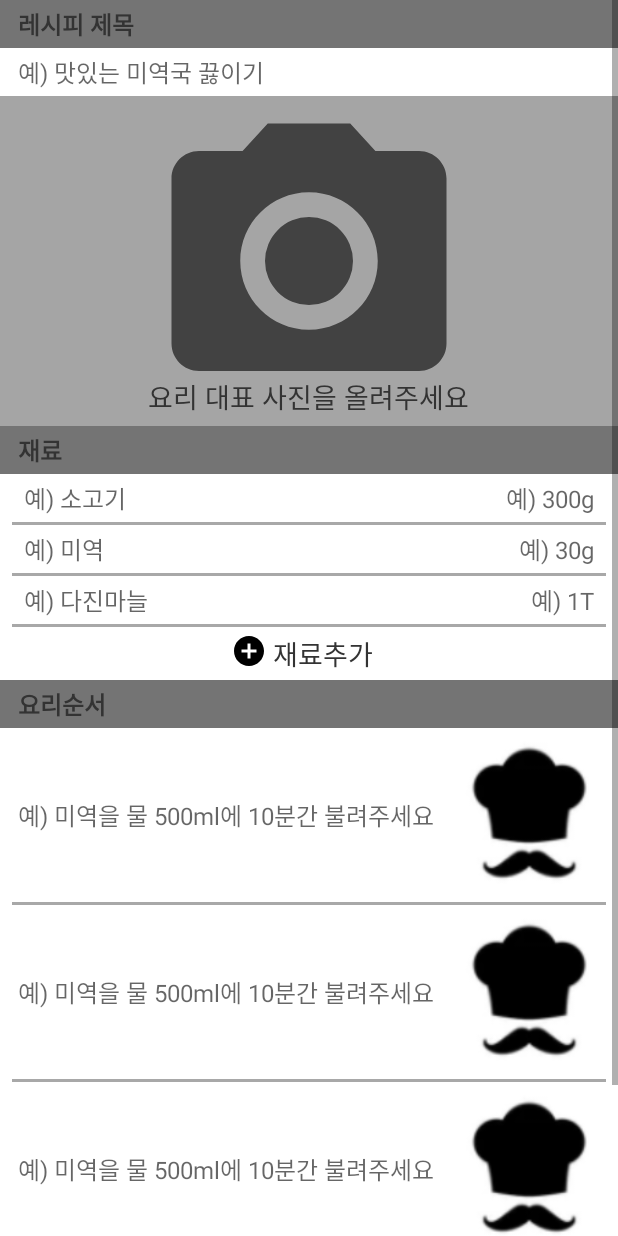
After one commit to mky1428/OwnCook1, an Android app: the MyRecipeActivity screen opened directly, with no data from a screen before it, on a phone screen of 412 x 824 dp. The commit adds this screen. Run offline under Robolectric (Android 15) with nearby library versions, the phone set to English and light mode, and no system bars.

Commit message:
MyRecipeActivity xml 작업

```diff
--- a/app/src/main/java/com/mky1428/owncook1/MainActivity.java
+++ b/app/src/main/java/com/mky1428/owncook1/MainActivity.java
@@ -3,7 +3,9 @@ package com.mky1428.owncook1;
 import androidx.appcompat.app.AppCompatActivity;
 import androidx.fragment.app.FragmentManager;
 
+import android.content.Intent;
 import android.os.Bundle;
+import android.view.View;
 
 public class MainActivity extends AppCompatActivity {
 
@@ -26,4 +28,8 @@ public class MainActivity extends AppCompatActivity {
 
     }
 
+    public void clickMyrecipe(View view) {
+        Intent intent = new Intent(this, MyRecipeActivity.class);
+        startActivity(intent);
+    }
 }
--- /dev/null
+++ b/app/src/main/java/com/mky1428/owncook1/MyRecipeActivity.java
@@ -0,0 +1,14 @@
+package com.mky1428.owncook1;
+
+import androidx.appcompat.app.AppCompatActivity;
+
+import android.os.Bundle;
+
+public class MyRecipeActivity extends AppCompatActivity {
+
+    @Override
+    protected void onCreate(Bundle savedInstanceState) {
+        super.onCreate(savedInstanceState);
+        setContentView(R.layout.activity_my_recipe);
+    }
+}
--- /dev/null
+++ b/app/src/main/res/drawable/ic_baseline_add_circle_24.xml
@@ -0,0 +1,10 @@
+<vector xmlns:android="http://schemas.android.com/apk/res/android"
+    android:width="24dp"
+    android:height="24dp"
+    android:viewportWidth="24"
+    android:viewportHeight="24"
+    android:tint="?attr/colorControlNormal">
+  <path
+      android:fillColor="@android:color/white"
+      android:pathData="M12,2C6.48,2 2,6.48 2,12s4.48,10 10,10 10,-4.48 10,-10S17.52,2 12,2zM17,13h-4v4h-2v-4L7,13v-2h4L11,7h2v4h4v2z"/>
+</vector>
--- /dev/null
+++ b/app/src/main/res/drawable/ic_baseline_photo_camera3_24.xml
@@ -0,0 +1,6 @@
+<vector android:height="12dp" android:tint="#424242"
+    android:viewportHeight="24" android:viewportWidth="24"
+    android:width="12dp" xmlns:android="http://schemas.android.com/apk/res/android">
+    <path android:fillColor="@android:color/white" android:pathData="M12,12m-3.2,0a3.2,3.2 0,1 1,6.4 0a3.2,3.2 0,1 1,-6.4 0"/>
+    <path android:fillColor="@android:color/white" android:pathData="M9,2L7.17,4L4,4c-1.1,0 -2,0.9 -2,2v12c0,1.1 0.9,2 2,2h16c1.1,0 2,-0.9 2,-2L22,6c0,-1.1 -0.9,-2 -2,-2h-3.17L15,2L9,2zM12,17c-2.76,0 -5,-2.24 -5,-5s2.24,-5 5,-5 5,2.24 5,5 -2.24,5 -5,5z"/>
+</vector>
--- a/app/src/main/res/layout/activity_main.xml
+++ b/app/src/main/res/layout/activity_main.xml
@@ -63,6 +63,7 @@
         android:backgroundTint="@color/white"
         android:textColor="@color/black"
         android:textStyle="bold"
+        android:onClick="clickMyrecipe"
         />
 
     <com.google.android.material.bottomnavigation.BottomNavigationView
--- /dev/null
+++ b/app/src/main/res/layout/activity_my_recipe.xml
@@ -0,0 +1,377 @@
+<?xml version="1.0" encoding="utf-8"?>
+<LinearLayout xmlns:android="http://schemas.android.com/apk/res/android"
+    xmlns:app="http://schemas.android.com/apk/res-auto"
+    xmlns:tools="http://schemas.android.com/tools"
+    android:layout_width="match_parent"
+    android:layout_height="match_parent"
+    android:orientation="vertical"
+    tools:context=".MyRecipeActivity">
+
+    <ScrollView
+        android:layout_width="match_parent"
+        android:layout_height="match_parent"
+        >
+
+        <LinearLayout
+            android:layout_width="match_parent"
+            android:layout_height="match_parent"
+            android:orientation="vertical">
+
+            <TextView
+                android:layout_width="match_parent"
+                android:layout_height="wrap_content"
+                android:text="  레시피 제목"
+                android:background="#AD333333"
+                android:textColor="#ff333333"
+                android:textSize="16sp"
+                android:textStyle="bold"
+                android:padding="4dp"
+                />
+
+            <EditText
+                android:layout_width="match_parent"
+                android:layout_height="wrap_content"
+                android:hint="  예) 맛있는 미역국 끓이기"
+                android:background="@android:color/transparent"
+                android:inputType="text"
+                android:textSize="16sp"
+                android:padding="4dp"
+                />
+
+            <RelativeLayout
+                android:layout_width="match_parent"
+                android:layout_height="220dp">
+
+                <ImageView
+                    android:id="@+id/iv"
+                    android:layout_width="match_parent"
+                    android:layout_height="220dp"
+                    android:background="#70333333"
+                    android:src="@drawable/ic_baseline_photo_camera3_24"
+                    />
+
+                <TextView
+                    android:layout_width="wrap_content"
+                    android:layout_height="wrap_content"
+                    android:text="요리 대표 사진을 올려주세요"
+                    android:layout_centerHorizontal="true"
+                    android:layout_alignParentBottom="true"
+                    android:layout_marginBottom="6dp"
+                    android:textSize="18sp"
+                    android:textColor="#ff333333"
+                    />
+
+            </RelativeLayout>
+
+            <TextView
+                android:layout_width="match_parent"
+                android:layout_height="wrap_content"
+                android:text="  재료"
+                android:background="#AD333333"
+                android:textColor="#ff333333"
+                android:textSize="16sp"
+                android:textStyle="bold"
+                android:padding="4dp"
+                />
+
+            <LinearLayout
+                android:layout_width="match_parent"
+                android:layout_height="wrap_content"
+                android:orientation="horizontal">
+
+                <EditText
+                    android:layout_width="match_parent"
+                    android:layout_height="wrap_content"
+                    android:hint="   예) 소고기"
+                    android:background="@android:color/transparent"
+                    android:inputType="text"
+                    android:textSize="16sp"
+                    android:layout_gravity="left"
+                    android:layout_weight="1"
+                    android:padding="4dp"
+                    />
+
+                <EditText
+                    android:layout_width="match_parent"
+                    android:layout_height="wrap_content"
+                    android:hint="예) 300g   "
+                    android:background="@android:color/transparent"
+                    android:inputType="text"
+                    android:textSize="16sp"
+                    android:layout_gravity="right"
+                    android:gravity="right"
+                    android:layout_weight="1"
+                    android:padding="4dp"
+                    />
+
+            </LinearLayout>
+
+            <View
+                android:layout_width="match_parent"
+                android:layout_height="2dp"
+                android:background="#57000000"
+                android:layout_marginLeft="8dp"
+                android:layout_marginRight="8dp"
+                />
+
+            <LinearLayout
+                android:layout_width="match_parent"
+                android:layout_height="wrap_content"
+                android:orientation="horizontal">
+
+                <EditText
+                    android:layout_width="match_parent"
+                    android:layout_height="wrap_content"
+                    android:hint="   예) 미역"
+                    android:background="@android:color/transparent"
+                    android:inputType="text"
+                    android:textSize="16sp"
+                    android:layout_gravity="left"
+                    android:layout_weight="1"
+                    android:padding="4dp"
+                    />
+
+                <EditText
+                    android:layout_width="match_parent"
+                    android:layout_height="wrap_content"
+                    android:hint="예) 30g   "
+                    android:background="@android:color/transparent"
+                    android:inputType="text"
+                    android:textSize="16sp"
+                    android:layout_gravity="right"
+                    android:gravity="right"
+                    android:layout_weight="1"
+                    android:padding="4dp"
+                    />
+
+            </LinearLayout>
+
+            <View
+                android:layout_width="match_parent"
+                android:layout_height="2dp"
+                android:background="#57000000"
+                android:layout_marginLeft="8dp"
+                android:layout_marginRight="8dp"
+                />
+
+            <LinearLayout
+                android:layout_width="match_parent"
+                android:layout_height="wrap_content"
+                android:orientation="horizontal">
+
+                <EditText
+                    android:layout_width="match_parent"
+                    android:layout_height="wrap_content"
+                    android:hint="   예) 다진마늘"
+                    android:background="@android:color/transparent"
+                    android:inputType="text"
+                    android:textSize="16sp"
+                    android:layout_gravity="left"
+                    android:layout_weight="1"
+                    android:padding="4dp"
+                    />
+
+                <EditText
+                    android:layout_width="match_parent"
+                    android:layout_height="wrap_content"
+                    android:hint="예) 1T   "
+                    android:background="@android:color/transparent"
+                    android:inputType="text"
+                    android:textSize="16sp"
+                    android:layout_gravity="right"
+                    android:gravity="right"
+                    android:layout_weight="1"
+                    android:padding="4dp"
+                    />
+
+            </LinearLayout>
+
+            <View
+                android:layout_width="match_parent"
+                android:layout_height="2dp"
+                android:background="#57000000"
+                android:layout_marginLeft="8dp"
+                android:layout_marginRight="8dp"
+                />
+
+            <RelativeLayout
+                android:layout_width="match_parent"
+                android:layout_height="wrap_content"
+                android:padding="4dp">
+
+                <ImageView
+                    android:id="@+id/iv_add"
+                    android:layout_width="wrap_content"
+                    android:layout_height="wrap_content"
+                    android:src="@drawable/ic_baseline_add_circle_24"
+                    android:layout_marginLeft="150dp"
+                    app:tint="@color/black" />
+
+                <TextView
+                    android:layout_width="wrap_content"
+                    android:layout_height="wrap_content"
+                    android:text="재료추가"
+                    android:layout_toRightOf="@id/iv_add"
+                    android:textSize="18sp"
+                    android:layout_marginLeft="4dp"
+                    android:textColor="#ff333333"
+                    />
+
+            </RelativeLayout>
+
+            <TextView
+                android:layout_width="match_parent"
+                android:layout_height="wrap_content"
+                android:text="  요리순서"
+                android:background="#AD333333"
+                android:textColor="#ff333333"
+                android:textSize="16sp"
+                android:textStyle="bold"
+                android:padding="4dp"
+                />
+
+            <LinearLayout
+                android:layout_width="match_parent"
+                android:layout_height="wrap_content"
+                android:orientation="horizontal"
+                android:padding="8dp">
+
+                <EditText
+                    android:layout_width="match_parent"
+                    android:layout_height="100dp"
+                    android:hint="예) 미역을 물 500ml에 10분간 불려주세요"
+                    android:background="@android:color/transparent"
+                    android:inputType="textMultiLine"
+                    android:textSize="16sp"
+                    android:layout_gravity="left"
+                    android:layout_weight="1"
+                    android:padding="4dp"
+                    android:layout_marginRight="8dp"
+                    />
+
+                <ImageView
+                    android:layout_width="100dp"
+                    android:layout_height="100dp"
+                    android:src="@drawable/logoimage"
+                    />
+
+            </LinearLayout>
+
+            <View
+                android:layout_width="match_parent"
+                android:layout_height="2dp"
+                android:background="#57000000"
+                android:layout_marginLeft="8dp"
+                android:layout_marginRight="8dp"
+                />
+
+            <LinearLayout
+                android:layout_width="match_parent"
+                android:layout_height="wrap_content"
+                android:orientation="horizontal"
+                android:padding="8dp">
+
+                <EditText
+                    android:layout_width="match_parent"
+                    android:layout_height="100dp"
+                    android:hint="예) 미역을 물 500ml에 10분간 불려주세요"
+                    android:background="@android:color/transparent"
+                    android:inputType="textMultiLine"
+                    android:textSize="16sp"
+                    android:layout_gravity="left"
+                    android:layout_weight="1"
+                    android:padding="4dp"
+                    android:layout_marginRight="8dp"
+                    />
+
+                <ImageView
+                    android:layout_width="100dp"
+                    android:layout_height="100dp"
+                    android:src="@drawable/logoimage"
+                    />
+
+            </LinearLayout>
+
+            <View
+                android:layout_width="match_parent"
+                android:layout_height="2dp"
+                android:background="#57000000"
+                android:layout_marginLeft="8dp"
+                android:layout_marginRight="8dp"
+                />
+
+            <LinearLayout
+                android:layout_width="match_parent"
+                android:layout_height="wrap_content"
+                android:orientation="horizontal"
+                android:padding="8dp">
+
+                <EditText
+                    android:layout_width="match_parent"
+                    android:layout_height="100dp"
+                    android:hint="예) 미역을 물 500ml에 10분간 불려주세요"
+                    android:background="@android:color/transparent"
+                    android:inputType="textMultiLine"
+                    android:textSize="16sp"
+                    android:layout_gravity="left"
+                    android:layout_weight="1"
+                    android:padding="4dp"
+                    android:layout_marginRight="8dp"
+                    />
+
+                <ImageView
+                    android:layout_width="100dp"
+                    android:layout_height="100dp"
+                    android:src="@drawable/logoimage"
+                    />
+
+            </LinearLayout>
+
+            <View
+                android:layout_width="match_parent"
+                android:layout_height="2dp"
+                android:background="#57000000"
+                android:layout_marginLeft="8dp"
+                android:layout_marginRight="8dp"
+                />
+
+            <RelativeLayout
+                android:layout_width="match_parent"
+                android:layout_height="wrap_content"
+                android:padding="4dp">
+
+                <ImageView
+                    android:id="@+id/iv_add2"
+                    android:layout_width="wrap_content"
+                    android:layout_height="wrap_content"
+                    android:src="@drawable/ic_baseline_add_circle_24"
+                    android:layout_marginLeft="150dp"
+                    app:tint="@color/black" />
+
+                <TextView
+                    android:layout_width="wrap_content"
+                    android:layout_height="wrap_content"
+                    android:text="순서추가"
+                    android:layout_toRightOf="@id/iv_add2"
+                    android:textSize="18sp"
+                    android:layout_marginLeft="4dp"
+                    android:textColor="#ff333333"
+                    />
+
+            </RelativeLayout>
+
+            <Button
+                android:layout_width="wrap_content"
+                android:layout_height="wrap_content"
+                android:text="레시피 등록"
+                android:backgroundTint="@color/black"
+                android:layout_gravity="right"
+                android:layout_margin="8dp"
+                android:layout_marginRight="10dp"
+                />
+
+        </LinearLayout>
+
+    </ScrollView>
+
+</LinearLayout>
```
Also changed, not shown: app/src/main/AndroidManifest.xml (+5 -9 lines).
